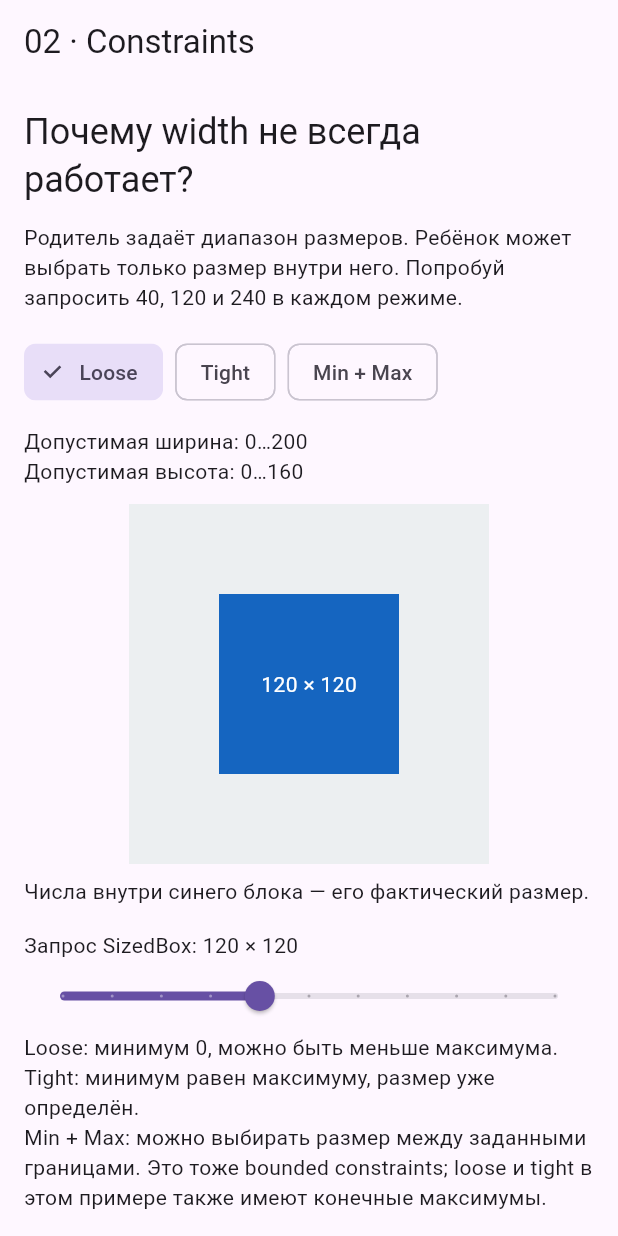
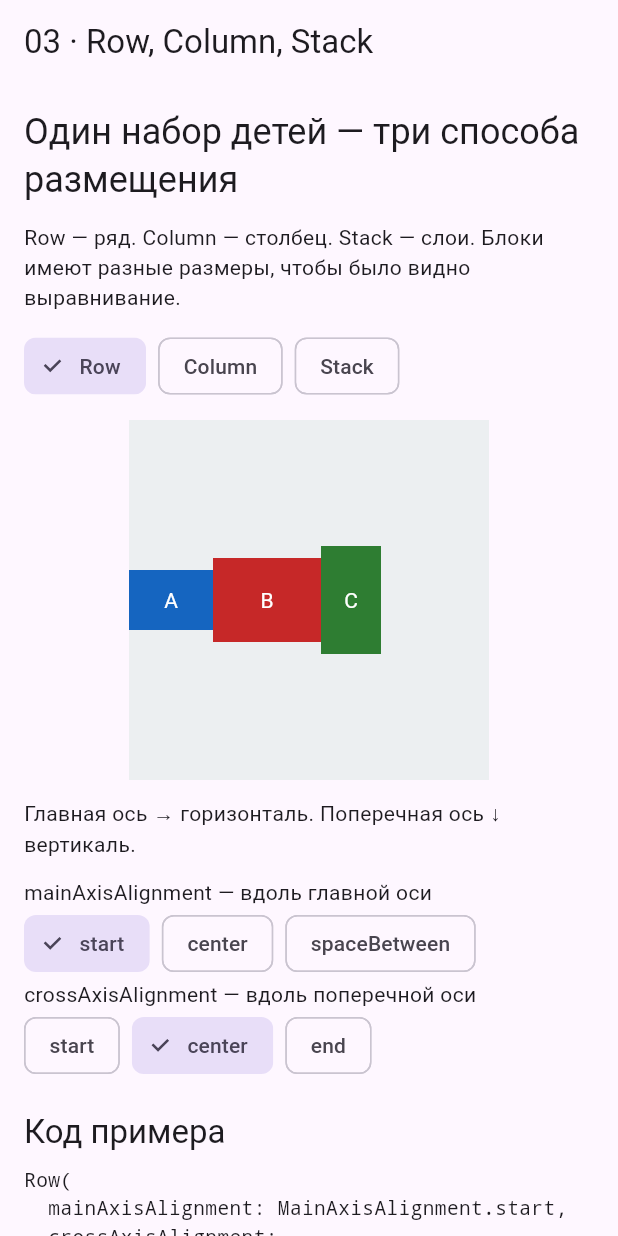
Before and after one commit to aslanDos/Learning-App, a Flutter app: the screen it shows after launch, on a phone screen of 412 x 824 dp. Run offline on Flutter 3.47's test engine with Material 3 defaults, Android fonts, the phone set to English and light mode, and no system bars.

Commit message:
Add lesson 03: Row, Column and Stack examples and notes

```diff
--- a/lib/main.dart
+++ b/lib/main.dart
@@ -9,169 +9,218 @@ class MyApp extends StatelessWidget {
   Widget build(BuildContext context) => const MaterialApp(
     debugShowCheckedModeBanner: false,
     title: 'Learning App',
-    home: ConstraintsLessonScreen(),
+    home: LayoutGroupLessonScreen(),
   );
 }
 
-enum ConstraintMode { loose, tight, bounded }
+enum DemoLayout { row, column, stack }
 
-class ConstraintsLessonScreen extends StatefulWidget {
-  const ConstraintsLessonScreen({super.key});
+class LayoutGroupLessonScreen extends StatefulWidget {
+  const LayoutGroupLessonScreen({super.key});
 
   @override
-  State<ConstraintsLessonScreen> createState() =>
-      _ConstraintsLessonScreenState();
+  State<LayoutGroupLessonScreen> createState() =>
+      _LayoutGroupLessonScreenState();
 }
 
-class _ConstraintsLessonScreenState extends State<ConstraintsLessonScreen> {
-  ConstraintMode _mode = ConstraintMode.loose;
-  double _requestedSize = 120;
+class _LayoutGroupLessonScreenState extends State<LayoutGroupLessonScreen> {
+  DemoLayout _layout = DemoLayout.row;
+  MainAxisAlignment _main = MainAxisAlignment.start;
+  CrossAxisAlignment _cross = CrossAxisAlignment.center;
+  Alignment _stackAlignment = Alignment.topLeft;
+  bool _positioned = false;
+  bool _reverse = false;
 
-  BoxConstraints get _constraints => switch (_mode) {
-    ConstraintMode.loose => BoxConstraints.loose(const Size(200, 160)),
-    ConstraintMode.tight => const BoxConstraints.tightFor(
-      width: 200,
-      height: 160,
-    ),
-    ConstraintMode.bounded => const BoxConstraints(
-      minWidth: 80,
-      maxWidth: 200,
-      minHeight: 80,
-      maxHeight: 160,
-    ),
-  };
+  List<Widget> get _blocks => const [
+    DemoBlock(id: 'A', width: 56, height: 40, color: Color(0xFF1565C0)),
+    DemoBlock(id: 'B', width: 72, height: 56, color: Color(0xFFC62828)),
+    DemoBlock(id: 'C', width: 40, height: 72, color: Color(0xFF2E7D32)),
+  ];
 
-  String get _constraintsCode => switch (_mode) {
-    ConstraintMode.loose => 'BoxConstraints.loose(Size(200, 160))',
-    ConstraintMode.tight =>
-      'BoxConstraints.tightFor(\n    width: 200, height: 160,\n  )',
-    ConstraintMode.bounded =>
-      'BoxConstraints(\n    minWidth: 80, maxWidth: 200,\n'
-          '    minHeight: 80, maxHeight: 160,\n  )',
-  };
+  Widget _buildDemo() {
+    final blocks = _blocks;
+    return switch (_layout) {
+      DemoLayout.row => Row(
+        mainAxisAlignment: _main,
+        crossAxisAlignment: _cross,
+        children: blocks,
+      ),
+      DemoLayout.column => Column(
+        mainAxisAlignment: _main,
+        crossAxisAlignment: _cross,
+        children: blocks,
+      ),
+      DemoLayout.stack => Stack(
+        alignment: _stackAlignment,
+        children: [
+          ...(_reverse ? blocks.take(2).toList().reversed : blocks.take(2)),
+          if (_positioned)
+            Positioned(top: 16, right: 16, child: blocks[2])
+          else
+            blocks[2],
+        ],
+      ),
+    };
+  }
+
+  String get _code {
+    const blocks =
+        '    blockA, // 56 × 40\n'
+        '    blockB, // 72 × 56\n'
+        '    blockC, // 40 × 72\n';
+    if (_layout != DemoLayout.stack) {
+      final name = _layout == DemoLayout.row ? 'Row' : 'Column';
+      return '$name(\n'
+          '  mainAxisAlignment: $_main,\n'
+          '  crossAxisAlignment: $_cross,\n'
+          '  children: [\n$blocks  ],\n)';
+    }
+    return 'Stack(\n'
+        '  alignment: $_stackAlignment,\n'
+        '  children: [\n'
+        '    ${_reverse ? 'blockB' : 'blockA'},\n'
+        '    ${_reverse ? 'blockA' : 'blockB'},\n'
+        '${_positioned ? '    Positioned(top: 16, right: 16,\n      child: blockC),\n' : '    blockC,\n'}'
+        '  ],\n)';
+  }
 
   @override
   Widget build(BuildContext context) {
-    final limits = _constraints;
+    final isStack = _layout == DemoLayout.stack;
     return Scaffold(
-      appBar: AppBar(title: const Text('02 · Constraints')),
+      appBar: AppBar(title: const Text('03 · Row, Column, Stack')),
       body: SafeArea(
         child: ListView(
           padding: const EdgeInsets.all(16),
           children: [
             Text(
-              'Почему width не всегда работает?',
+              'Один набор детей — три способа размещения',
               style: Theme.of(context).textTheme.headlineSmall,
             ),
             const SizedBox(height: 12),
             const Text(
-              'Родитель задаёт диапазон размеров. Ребёнок может выбрать '
-              'только размер внутри него. Попробуй запросить 40, 120 и 240 '
-              'в каждом режиме.',
+              'Row — ряд. Column — столбец. Stack — слои. '
+              'Блоки имеют разные размеры, чтобы было видно выравнивание.',
             ),
-            const SizedBox(height: 16),
+            const SizedBox(height: 12),
             Wrap(
               spacing: 8,
               children: [
-                for (final entry in const {
-                  ConstraintMode.loose: 'Loose',
-                  ConstraintMode.tight: 'Tight',
-                  ConstraintMode.bounded: 'Min + Max',
-                }.entries)
+                for (final mode in DemoLayout.values)
                   ChoiceChip(
-                    label: Text(entry.value),
-                    selected: _mode == entry.key,
-                    onSelected: (_) => setState(() => _mode = entry.key),
+                    label: Text(switch (mode) {
+                      DemoLayout.row => 'Row',
+                      DemoLayout.column => 'Column',
+                      DemoLayout.stack => 'Stack',
+                    }),
+                    selected: _layout == mode,
+                    onSelected: (_) => setState(() => _layout = mode),
                   ),
               ],
             ),
             const SizedBox(height: 12),
-            Text(
-              'Допустимая ширина: ${limits.minWidth.round()}…${limits.maxWidth.round()}\n'
-              'Допустимая высота: ${limits.minHeight.round()}…${limits.maxHeight.round()}',
-            ),
-            const SizedBox(height: 12),
-            // Center даёт области примера возможность быть меньше ширины списка.
             Center(
               child: SizedBox.square(
                 dimension: 240,
                 child: ColoredBox(
+                  key: const ValueKey('demo-area'),
                   color: const Color(0xFFECEFF1),
-                  child: Center(
-                    // Этот родитель задаёт ограничения для SizedBox ниже.
-                    child: ConstrainedBox(
-                      constraints: limits,
-                      child: SizedBox(
-                        width: _requestedSize,
-                        height: _requestedSize,
-                        child: ColoredBox(
-                          key: const ValueKey('demo-box'),
-                          color: const Color(0xFF1565C0),
-                          // Здесь ограничения уже отражают реальный размер блока.
-                          child: LayoutBuilder(
-                            builder: (context, actual) => Padding(
-                              padding: const EdgeInsets.all(4),
-                              child: FittedBox(
-                                fit: BoxFit.scaleDown,
-                                child: Text(
-                                  '${actual.maxWidth.round()} × ${actual.maxHeight.round()}',
-                                  style: const TextStyle(color: Colors.white),
-                                ),
-                              ),
-                            ),
-                          ),
-                        ),
-                      ),
-                    ),
-                  ),
+                  child: _buildDemo(),
                 ),
               ),
             ),
-            const SizedBox(height: 8),
-            const Text('Числа внутри синего блока — его фактический размер.'),
-            const SizedBox(height: 16),
+            const SizedBox(height: 12),
             Text(
-              'Запрос SizedBox: ${_requestedSize.round()} × ${_requestedSize.round()}',
+              isStack
+                  ? 'Следующий ребёнок рисуется поверх предыдущего. '
+                        'Сейчас зелёный C — последний слой.'
+                  : _layout == DemoLayout.row
+                  ? 'Главная ось → горизонталь. Поперечная ось ↓ вертикаль.'
+                  : 'Главная ось ↓ вертикаль. Поперечная ось → горизонталь.',
             ),
-            Slider(
-              key: const ValueKey('size-slider'),
-              value: _requestedSize,
-              min: 40,
-              max: 240,
-              divisions: 10,
-              label: '${_requestedSize.round()}',
-              onChanged: (value) => setState(() => _requestedSize = value),
-            ),
-            const Text(
-              'Loose: минимум 0, можно быть меньше максимума.\n'
-              'Tight: минимум равен максимуму, размер уже определён.\n'
-              'Min + Max: можно выбирать размер между заданными границами. '
-              'Это тоже bounded constraints; loose и tight в этом примере '
-              'также имеют конечные максимумы.',
-            ),
+            const SizedBox(height: 12),
+            if (!isStack) ...[
+              const Text('mainAxisAlignment — вдоль главной оси'),
+              Wrap(
+                spacing: 8,
+                children: [
+                  for (final value in const [
+                    MainAxisAlignment.start,
+                    MainAxisAlignment.center,
+                    MainAxisAlignment.spaceBetween,
+                  ])
+                    ChoiceChip(
+                      label: Text(value.name),
+                      selected: _main == value,
+                      onSelected: (_) => setState(() => _main = value),
+                    ),
+                ],
+              ),
+              const Text('crossAxisAlignment — вдоль поперечной оси'),
+              Wrap(
+                spacing: 8,
+                children: [
+                  for (final value in const [
+                    CrossAxisAlignment.start,
+                    CrossAxisAlignment.center,
+                    CrossAxisAlignment.end,
+                  ])
+                    ChoiceChip(
+                      key: ValueKey('cross-${value.name}'),
+                      label: Text(value.name),
+                      selected: _cross == value,
+                      onSelected: (_) => setState(() => _cross = value),
+                    ),
+                ],
+              ),
+            ] else ...[
+              const Text('alignment — выравнивание детей без Positioned'),
+              Wrap(
+                spacing: 8,
+                children: [
+                  for (final entry in const {
+                    'topLeft': Alignment.topLeft,
+                    'center': Alignment.center,
+                    'bottomRight': Alignment.bottomRight,
+                  }.entries)
+                    ChoiceChip(
+                      label: Text(entry.key),
+                      selected: _stackAlignment == entry.value,
+                      onSelected: (_) =>
+                          setState(() => _stackAlignment = entry.value),
+                    ),
+                ],
+              ),
+              SwitchListTile(
+                contentPadding: EdgeInsets.zero,
+                title: const Text('C через Positioned'),
+                subtitle: const Text('top: 16, right: 16 относительно Stack'),
+                value: _positioned,
+                onChanged: (value) => setState(() => _positioned = value),
+              ),
+              SwitchListTile(
+                contentPadding: EdgeInsets.zero,
+                title: const Text('Поменять слои A и B'),
+                value: _reverse,
+                onChanged: (value) => setState(() => _reverse = value),
+              ),
+            ],
             const SizedBox(height: 20),
             Text('Код примера', style: Theme.of(context).textTheme.titleLarge),
             const SizedBox(height: 8),
             SelectableText(
-              'ConstrainedBox(\n'
-              '  constraints: $_constraintsCode,\n'
-              '  child: SizedBox(\n'
-              '    width: ${_requestedSize.round()},\n'
-              '    height: ${_requestedSize.round()},\n'
-              '    child: ColoredBox(color: Colors.blue),\n'
-              '  ),\n'
-              ')',
+              _code,
               style: const TextStyle(fontFamily: 'monospace', fontSize: 13),
             ),
             const Text(
-              'В приложении этот фрагмент находится внутри Center в области '
-              '240 × 240. В другом окружении результат может отличаться: '
-              'ConstrainedBox учитывает и ограничения своего родителя.',
+              'blockA, blockB и blockC — цветные блоки из класса '
+              'DemoBlock. Пример находится в SizedBox 240 × 240.',
             ),
             const SizedBox(height: 20),
             const Text(
-              'Проверь себя: при запросе 240 × 240 во всех трёх режимах '
-              'получается 200 × 160. Почему? А что получится при запросе 40 × 40?',
+              'Проверь себя: выбери spaceBetween в Row, затем Column. '
+              'Почему промежутки поменяли направление? В Stack включи '
+              'Positioned и меняй alignment. Почему C больше не перемещается?',
             ),
           ],
         ),
@@ -179,3 +228,31 @@ class _ConstraintsLessonScreenState extends State<ConstraintsLessonScreen> {
     );
   }
 }
+
+class DemoBlock extends StatelessWidget {
+  const DemoBlock({
+    super.key,
+    required this.id,
+    required this.width,
+    required this.height,
+    required this.color,
+  });
+
+  final String id;
+  final double width;
+  final double height;
+  final Color color;
+
+  @override
+  Widget build(BuildContext context) => SizedBox(
+    key: ValueKey('block-$id'),
+    width: width,
+    height: height,
+    child: ColoredBox(
+      color: color,
+      child: Center(
+        child: Text(id, style: const TextStyle(color: Colors.white)),
+      ),
+    ),
+  );
+}
```
Also changed, not shown: 3 other files.
